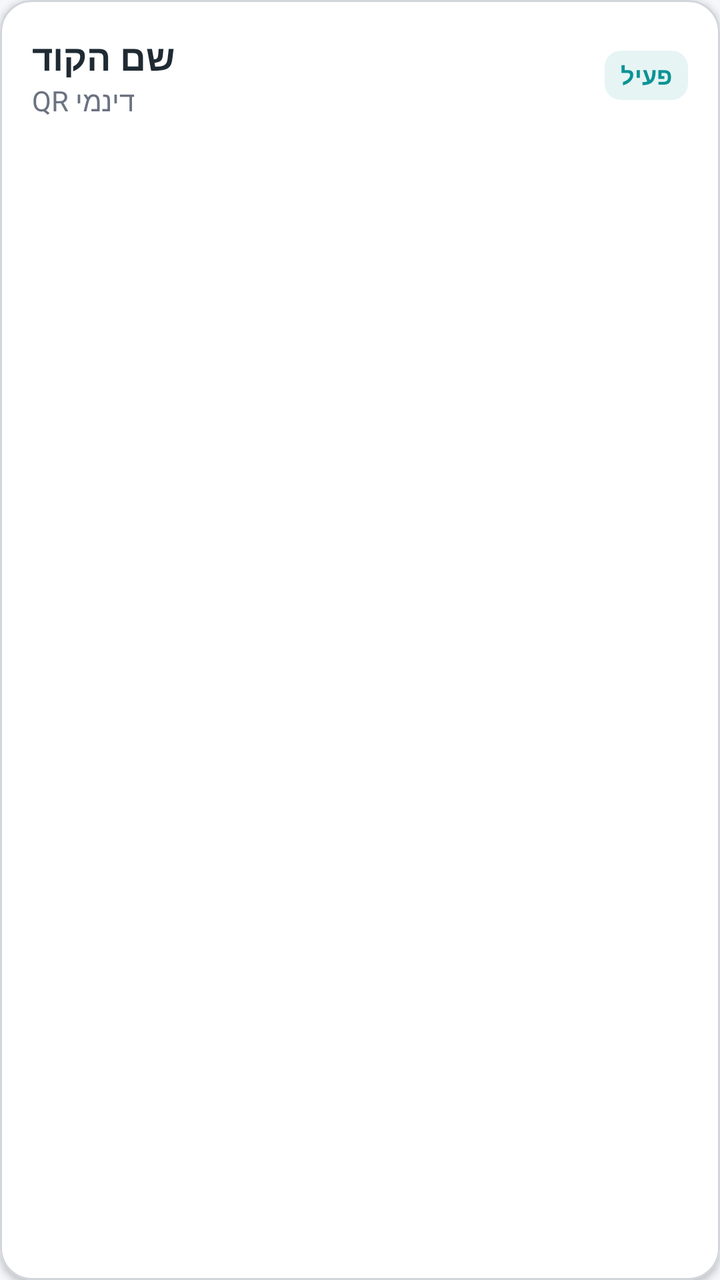
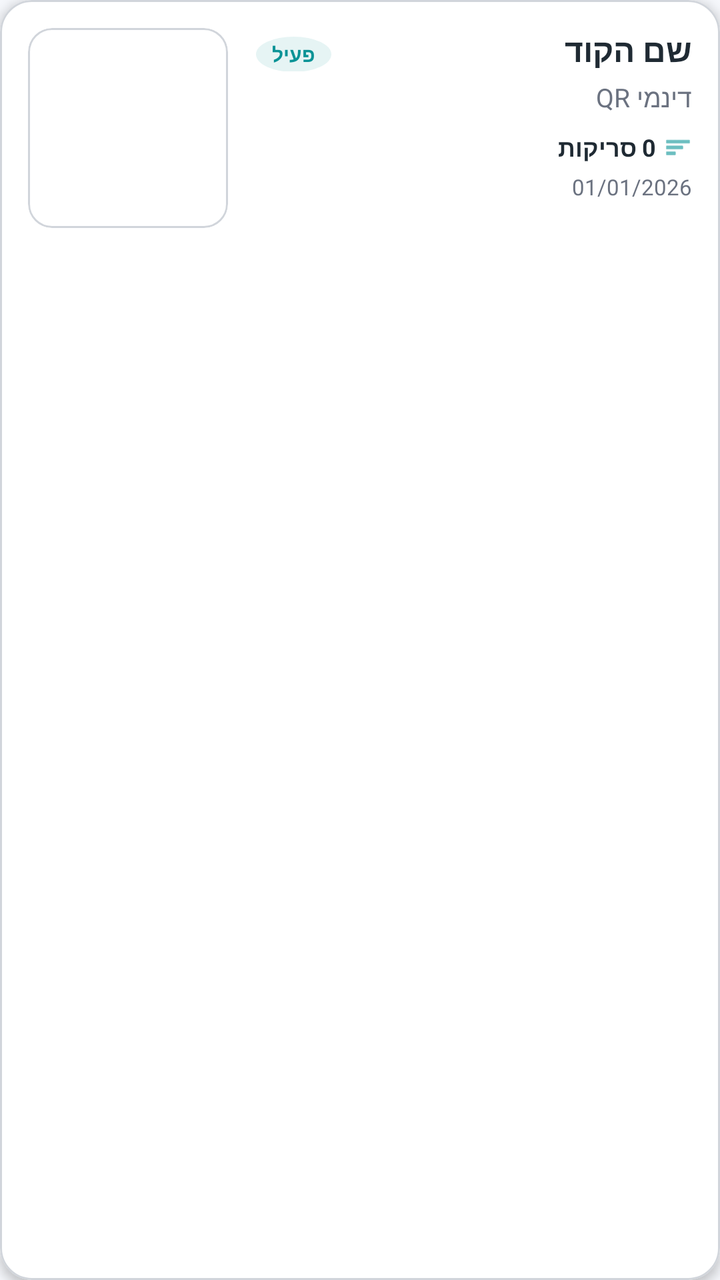

The first picture is an Android layout as it rendered before a commit; the second is the same layout after the commit. The layout source and the unified diff follow.
<!-- AndroidManifest.xml: application theme Theme.MyApplication -->
<!-- res/layout/item_qr_code.xml -->
<?xml version="1.0" encoding="utf-8"?>
<com.google.android.material.card.MaterialCardView xmlns:android="http://schemas.android.com/apk/res/android"
    xmlns:app="http://schemas.android.com/apk/res-auto"
    android:layout_width="match_parent"
    android:layout_height="wrap_content"
    android:layout_marginHorizontal="16dp"
    android:layout_marginVertical="8dp"
    app:cardBackgroundColor="@color/surface"
    app:cardCornerRadius="16dp"
    app:cardElevation="2dp"
    app:strokeColor="@color/border"
    app:strokeWidth="1dp">

    <LinearLayout
        android:layout_width="match_parent"
        android:layout_height="wrap_content"
        android:orientation="horizontal"
        android:padding="16dp">

        <LinearLayout
            android:layout_width="0dp"
            android:layout_height="wrap_content"
            android:layout_weight="1"
            android:orientation="vertical">

            <TextView
                android:id="@+id/qrName"
                android:layout_width="wrap_content"
                android:layout_height="wrap_content"
                android:text="שם הקוד"
                android:textColor="@color/text_main"
                android:textSize="18sp"
                android:textStyle="bold" />

            <TextView
                android:id="@+id/qrType"
                android:layout_width="wrap_content"
                android:layout_height="wrap_content"
                android:text="QR דינמי"
                android:textColor="@color/sub_text"
                android:textSize="14sp" />
        </LinearLayout>

        <com.google.android.material.card.MaterialCardView
            android:layout_width="wrap_content"
            android:layout_height="wrap_content"
            android:layout_gravity="center_vertical"
            app:cardBackgroundColor="#1A0A9396"
            app:cardCornerRadius="8dp"
            app:cardElevation="0dp">

            <TextView
                android:id="@+id/qrStatus"
                android:layout_width="wrap_content"
                android:layout_height="wrap_content"
                android:paddingHorizontal="8dp"
                android:paddingVertical="4dp"
                android:text="פעיל"
                android:textColor="@color/primary"
                android:textSize="12sp"
                android:textStyle="bold" />
        </com.google.android.material.card.MaterialCardView>

    </LinearLayout>

</com.google.android.material.card.MaterialCardView>
<!-- resources referenced by this layout -->
<resources>
  <color name="border">#D1D5DB</color>
  <color name="primary">#0A9396</color>
  <color name="sub_text">#6B7280</color>
  <color name="surface">#FFFFFF</color>
  <color name="text_main">#1F2A33</color>
  <style name="Theme.MyApplication" parent="Theme.MaterialComponents.Light.NoActionBar">
          <item name="colorPrimary">@color/primary</item>
          <item name="colorPrimaryVariant">@color/primary_variant</item>
          <item name="colorOnPrimary">@color/on_primary</item>
          <item name="android:windowBackground">@color/background</item>
          <item name="android:statusBarColor">@color/background</item>
          <item name="android:windowLightStatusBar">true</item>
      </style>
  <color name="primary_variant">#005F73</color>
  <color name="on_primary">#FFFFFF</color>
  <color name="background">#F5F7FB</color>
</resources>

<!-- the commit's change to res/layout/item_qr_code.xml (unified diff, before → after) -->
@@ -5,9 +5,12 @@
     android:layout_height="wrap_content"
     android:layout_marginHorizontal="16dp"
     android:layout_marginVertical="8dp"
+    android:clickable="true"
+    android:focusable="true"
+    android:foreground="?attr/selectableItemBackground"
     app:cardBackgroundColor="@color/surface"
     app:cardCornerRadius="16dp"
-    app:cardElevation="2dp"
+    app:cardElevation="3dp"
     app:strokeColor="@color/border"
     app:strokeWidth="1dp">
 
@@ -15,51 +18,133 @@
         android:layout_width="match_parent"
         android:layout_height="wrap_content"
         android:orientation="horizontal"
-        android:padding="16dp">
+        android:padding="14dp">
 
+        
+        <com.google.android.material.card.MaterialCardView
+            android:layout_width="100dp"
+            android:layout_height="100dp"
+            app:cardCornerRadius="12dp"
+            app:cardElevation="0dp"
+            app:strokeColor="@color/border"
+            app:strokeWidth="1dp">
+            <ImageView
+                android:id="@+id/qrPreviewSmall"
+                android:layout_width="match_parent"
+                android:layout_height="match_parent"
+                android:padding="8dp"
+                android:scaleType="fitCenter" />
+        </com.google.android.material.card.MaterialCardView>
+
+        
         <LinearLayout
             android:layout_width="0dp"
-            android:layout_height="wrap_content"
+            android:layout_height="match_parent"
             android:layout_weight="1"
+            android:layout_marginStart="14dp"
+            android:gravity="center_vertical"
             android:orientation="vertical">
 
-            <TextView
-                android:id="@+id/qrName"
-                android:layout_width="wrap_content"
+            <LinearLayout
+                android:layout_width="match_parent"
                 android:layout_height="wrap_content"
-                android:text="שם הקוד"
-                android:textColor="@color/text_main"
-                android:textSize="18sp"
-                android:textStyle="bold" />
+                android:gravity="end"
+                android:orientation="horizontal">
+                <TextView
+                    android:id="@+id/qrStatusBadge"
+                    android:layout_width="wrap_content"
+                    android:layout_height="wrap_content"
+                    android:background="@drawable/bg_icon_circle"
+                    android:paddingHorizontal="8dp"
+                    android:paddingVertical="2dp"
+                    android:text="פעיל"
+                    android:textColor="@color/primary"
+                    android:textSize="10sp"
+                    android:textStyle="bold" />
+                <View android:layout_width="0dp" android:layout_height="0dp" android:layout_weight="1" />
+                <TextView
+                    android:id="@+id/qrName"
+                    android:layout_width="wrap_content"
+                    android:layout_height="wrap_content"
+                    android:text="שם הקוד"
+                    android:textColor="@color/text_main"
+                    android:textSize="16sp"
+                    android:textStyle="bold" />
+            </LinearLayout>
 
             <TextView
                 android:id="@+id/qrType"
-                android:layout_width="wrap_content"
+                android:layout_width="match_parent"
                 android:layout_height="wrap_content"
+                android:layout_marginTop="4dp"
+                android:gravity="end"
                 android:text="QR דינמי"
                 android:textColor="@color/sub_text"
-                android:textSize="14sp" />
-        </LinearLayout>
+                android:textSize="13sp" />
 
-        <com.google.android.material.card.MaterialCardView
-            android:layout_width="wrap_content"
-            android:layout_height="wrap_content"
-            android:layout_gravity="center_vertical"
-            app:cardBackgroundColor="#1A0A9396"
-            app:cardCornerRadius="8dp"
-            app:cardElevation="0dp">
+            <LinearLayout
+                android:layout_width="match_parent"
+                android:layout_height="wrap_content"
+                android:layout_marginTop="8dp"
+                android:gravity="end|center_vertical"
+                android:orientation="horizontal">
+                <TextView
+                    android:id="@+id/scanCount"
+                    android:layout_width="wrap_content"
+                    android:layout_height="wrap_content"
+                    android:text="0 סריקות"
+                    android:textColor="@color/text_main"
+                    android:textSize="12sp"
+                    android:textStyle="bold" />
+                <ImageView
+                    android:layout_width="14dp"
+                    android:layout_height="14dp"
+                    android:layout_marginStart="4dp"
+                    android:src="@android:drawable/ic_menu_sort_by_size"
+                    app:tint="@color/primary" />
+            </LinearLayout>
 
             <TextView
-                android:id="@+id/qrStatus"
-                android:layout_width="wrap_content"
+                android:id="@+id/qrDate"
+                android:layout_width="match_parent"
                 android:layout_height="wrap_content"
-                android:paddingHorizontal="8dp"
-                android:paddingVertical="4dp"
-                android:text="פעיל"
-                android:textColor="@color/primary"
-                android:textSize="12sp"
-                android:textStyle="bold" />
-        </com.google.android.material.card.MaterialCardView>
+                android:layout_marginTop="4dp"
+                android:gravity="end"
+                android:text="01/01/2026"
+                android:textColor="@color/sub_text"
+                android:textSize="11sp" />
+
+            <LinearLayout
+                android:layout_width="match_parent"
+                android:layout_height="wrap_content"
+                android:layout_marginTop="10dp"
+                android:gravity="end"
+                android:orientation="horizontal">
+
+                <com.google.android.material.button.MaterialButton
+                    android:id="@+id/btnDelete"
+                    style="@style/Widget.MaterialComponents.Button.TextButton"
+                    android:layout_width="wrap_content"
+                    android:layout_height="36dp"
+                    android:minWidth="0dp"
+                    android:paddingHorizontal="8dp"
+                    android:text="מחק"
+                    android:textColor="@color/error"
+                    android:textSize="12sp" />
+
+                <com.google.android.material.button.MaterialButton
+                    android:id="@+id/btnEdit"
+                    style="@style/Widget.MaterialComponents.Button.TextButton"
+                    android:layout_width="wrap_content"
+                    android:layout_height="36dp"
+                    android:minWidth="0dp"
+                    android:paddingHorizontal="8dp"
+                    android:text="ערוך"
+                    android:textColor="@color/primary"
+                    android:textSize="12sp" />
+            </LinearLayout>
+
+        </LinearLayout>
 
     </LinearLayout>
 
<!-- resource entries referenced after the edit -->
@@ -1,10 +1,17 @@
 <!-- resources referenced by this layout -->
 <resources>
   <color name="border">#D1D5DB</color>
+  <color name="error">#B91C1C</color>
   <color name="primary">#0A9396</color>
   <color name="sub_text">#6B7280</color>
   <color name="surface">#FFFFFF</color>
   <color name="text_main">#1F2A33</color>
+  <!-- drawable bg_icon_circle (drawable) -->
+  <?xml version="1.0" encoding="utf-8"?>
+  <shape xmlns:android="http://schemas.android.com/apk/res/android"
+      android:shape="oval">
+      <solid android:color="#1A0A9396" />
+  </shape>
   <style name="Theme.MyApplication" parent="Theme.MaterialComponents.Light.NoActionBar">
           <item name="colorPrimary">@color/primary</item>
           <item name="colorPrimaryVariant">@color/primary_variant</item>
